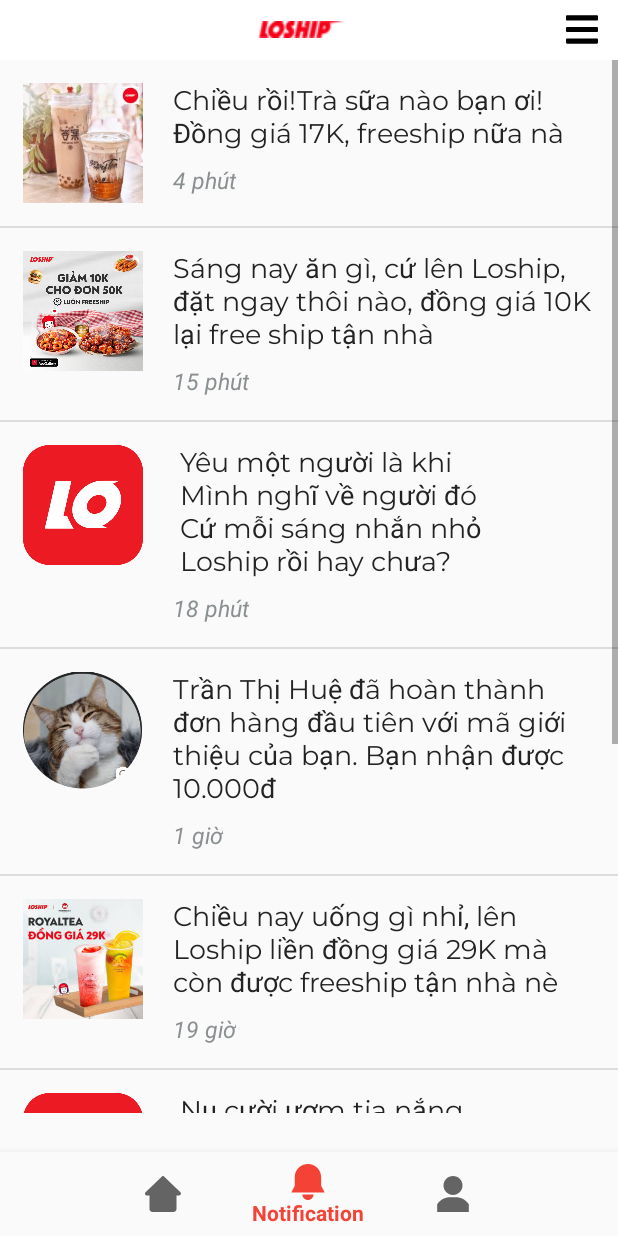
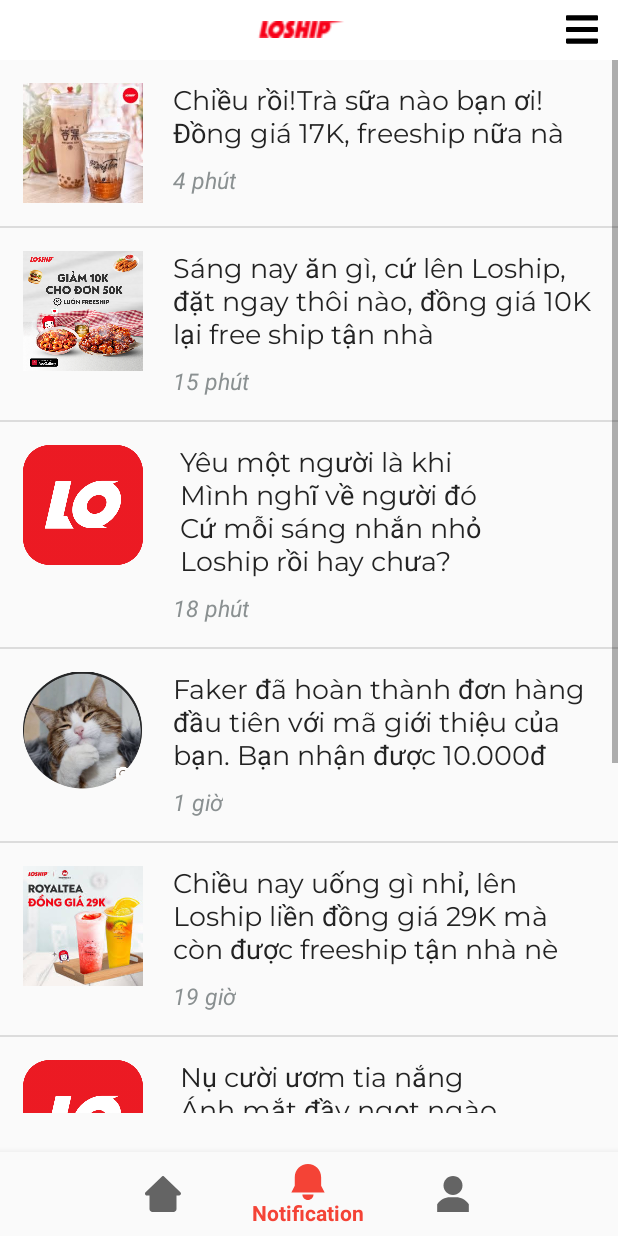
Before and after one commit to annk510/LTD-Project, an Android app: the screen it shows after launch once a user with an empty profile is signed in (MainActivity), item 2 of the bottom bar chosen, on a phone screen of 412 x 824 dp. Run offline under Robolectric (Android 15) with nearby library versions, the phone set to English and light mode, and no system bars; our stand-ins replace Firebase (no records; nobody signed in at launch, a user with empty details on screens opened directly).

Commit message:
edit notification

```diff
--- /dev/null
+++ b/app/src/main/java/com/example/vongship_android/Adapter/NotificationFragAdapter.java
@@ -0,0 +1,58 @@
+package com.example.vongship_android.Adapter;
+
+import android.content.Context;
+import android.view.LayoutInflater;
+import android.view.View;
+import android.view.ViewGroup;
+import android.widget.BaseAdapter;
+import android.widget.ImageView;
+import android.widget.TextView;
+
+import com.example.vongship_android.DTO.NotificationFrag;
+import com.example.vongship_android.R;
+
+import java.util.List;
+
+public class NotificationFragAdapter extends BaseAdapter {
+    private Context context;
+    int layout;
+    List<NotificationFrag> notificationFragList;
+
+    public NotificationFragAdapter(Context context, int layout, List<NotificationFrag> notificationList) {
+        this.context = context;
+        this.layout = layout;
+        notificationFragList = notificationList;
+    }
+
+    @Override
+    public int getCount() {
+        return notificationFragList.size();
+    }
+
+    @Override
+    public Object getItem(int i) {
+        return null;
+    }
+
+    @Override
+    public long getItemId(int i) {
+        return 0;
+    }
+
+    @Override
+    public View getView(int i, View view, ViewGroup viewGroup) {
+        LayoutInflater inflater=(LayoutInflater) context.getSystemService(context.LAYOUT_INFLATER_SERVICE);
+        view=inflater.inflate(layout,null);
+
+        TextView txtTitle=(TextView) view.findViewById(R.id.text);
+        TextView txtDescription=(TextView)view.findViewById(R.id.time);
+        ImageView images=(ImageView)view.findViewById(R.id.image);
+
+        NotificationFrag notificationFrag = notificationFragList.get(i);
+
+        txtTitle.setText(notificationFrag.getmTitle());
+        txtDescription.setText(notificationFrag.getmDescription());
+        images.setImageResource(notificationFrag.getImages());
+        return view;
+    }
+}
--- /dev/null
+++ b/app/src/main/java/com/example/vongship_android/DTO/NotificationFrag.java
@@ -0,0 +1,37 @@
+package com.example.vongship_android.DTO;
+
+public class NotificationFrag {
+    private String mTitle;
+    private String  mDescription;
+    private int images;
+
+    public NotificationFrag(String mTitle, String mDescription, int images) {
+        this.mTitle = mTitle;
+        this.mDescription = mDescription;
+        this.images = images;
+    }
+
+    public String getmTitle() {
+        return mTitle;
+    }
+
+    public void setmTitle(String mTitle) {
+        this.mTitle = mTitle;
+    }
+
+    public String getmDescription() {
+        return mDescription;
+    }
+
+    public void setmDescription(String mDescription) {
+        this.mDescription = mDescription;
+    }
+
+    public int getImages() {
+        return images;
+    }
+
+    public void setImages(int images) {
+        this.images = images;
+    }
+}
--- a/app/src/main/java/com/example/vongship_android/Fragment/NotificationFragment.java
+++ b/app/src/main/java/com/example/vongship_android/Fragment/NotificationFragment.java
@@ -8,6 +8,7 @@
 import android.view.ViewGroup;
 import android.widget.AdapterView;
 import android.widget.ArrayAdapter;
+import android.widget.GridView;
 import android.widget.ImageView;
 import android.widget.ListView;
 import android.widget.TextView;
@@ -17,27 +18,26 @@
 import androidx.fragment.app.Fragment;
 
 import com.example.vongship_android.Activity.NotificationsDetailActivity;
+import com.example.vongship_android.Adapter.NotificationFragAdapter;
+import com.example.vongship_android.DTO.NotificationFrag;
 import com.example.vongship_android.R;
+
+import java.util.ArrayList;
 
 public class NotificationFragment extends Fragment {
     ListView listView;
-    String mTitle[] = {"Chiều rồi!Trà sữa nào bạn ơi! Đồng giá 17K, freeship nữa nà",
-            "Sáng nay ăn gì, cứ lên Loship, đặt ngay thôi nào, đồng giá 10K lại free ship tận nhà",
-            " Yêu một người là khi \n Mình nghĩ về người đó \n Cứ mỗi sáng nhắn nhỏ \n Loship rồi hay chưa?",
-            "Trần Thị Huệ đã hoàn thành đơn hàng đầu tiên với mã giới thiệu của bạn. Bạn nhận được 10.000đ",
-            "Chiều nay uống gì nhỉ, lên Loship liền đồng giá 29K mà còn được freeship tận nhà nè",
-            " Nụ cười ươm tia nắng \n Ánh mắt đầy ngọt ngào \n Loship nhanh đi chớ \n Anh đang chờ sáng nay",
-            "Loship chưa thấy bạn đặt? Tặng mã THOMNGON, giảm 20.000đ khi đặt đơn hàng đầu tiên.",
-            "Tuy vô lý hết sức nhưng TẶNG mã LAMQUEN là điều không thể ngờ. Giảm 20.000đ cho đơn hàng đầu tiên nhé! Lại còn được Freeship nữa!"};
-    String mDescription[]={"4 phút","15 phút","18 phút","1 giờ","19 giờ","23 giờ","1 ngày","1 ngày"};
-    int images[] ={R.drawable.trsua,R.drawable.ansang,R.drawable.icon_loship,R.drawable.avatar_meo,R.drawable.douong,R.drawable.icon_loship,R.drawable.icon_loship,R.drawable.icon_loship};
+    NotificationFragAdapter adapter;
+    ArrayList<NotificationFrag> fragArrayList;
 
 
     public View onCreateView(@NonNull LayoutInflater inflater, @Nullable ViewGroup container, @Nullable Bundle savedInstanceState) {
         View root = inflater.inflate(R.layout.fragment_notifications,container,false);
-        listView = root.findViewById(R.id.ListView);
-        NotificationFragment.MyAdapter adapter = new NotificationFragment.MyAdapter( getActivity(), mTitle,mDescription,images);
+        listView = (ListView) root.findViewById(R.id.ListView);
+        Anhxa();
+        adapter = new NotificationFragAdapter(getActivity(), R.layout.item_notification, fragArrayList);
         listView.setAdapter(adapter);
+
+
         listView.setOnItemClickListener(new AdapterView.OnItemClickListener() {
             @Override
             public void onItemClick(AdapterView<?> adapterView, View view, int i, long l) {
@@ -46,34 +46,17 @@
             }
         });
         return root;
-        };
-    class MyAdapter extends ArrayAdapter<String> {
-        Context context;
-        String rTitle[];
-        String rDescription[];
-        int rImgs[];
-        MyAdapter (Context c, String title[],String description[],int imgs[] ){
-            super(c,R.layout.item_notification, R.id.text,title);
-            this.context =c;
-            this.rTitle=title;
-            this.rDescription=description;
-            this.rImgs=imgs;
-        }
-        @NonNull
-        @Override
+    }
 
-        public View getView(int position, @Nullable View convertView, @NonNull ViewGroup parent){
-            LayoutInflater layoutInflater = (LayoutInflater)getActivity().getSystemService(Context.LAYOUT_INFLATER_SERVICE);
-            View row = layoutInflater.inflate(R.layout.item_notification,parent, false);
-            ImageView images= row.findViewById(R.id.image);
-            TextView myTitle = row.findViewById(R.id.text);
-            TextView myDescription = row.findViewById(R.id.time);
-
-            images.setImageResource(rImgs[position]);
-            myTitle.setText(rTitle[position]);
-            myDescription.setText(rDescription[position]);
-
-            return row;
-        }
+    private void Anhxa() {
+        fragArrayList = new ArrayList<>();
+        fragArrayList.add(new NotificationFrag("Chiều rồi!Trà sữa nào bạn ơi! Đồng giá 17K, freeship nữa nà", "4 phút", R.drawable.trsua));
+        fragArrayList.add(new NotificationFrag("Sáng nay ăn gì, cứ lên Loship, đặt ngay thôi nào, đồng giá 10K lại free ship tận nhà", "15 phút", R.drawable.ansang));
+        fragArrayList.add(new NotificationFrag(" Yêu một người là khi \n Mình nghĩ về người đó \n Cứ mỗi sáng nhắn nhỏ \n Loship rồi hay chưa?", "18 phút", R.drawable.icon_loship));
+        fragArrayList.add(new NotificationFrag("Faker đã hoàn thành đơn hàng đầu tiên với mã giới thiệu của bạn. Bạn nhận được 10.000đ", "1 giờ", R.drawable.avatar_meo));
+        fragArrayList.add(new NotificationFrag("Chiều nay uống gì nhỉ, lên Loship liền đồng giá 29K mà còn được freeship tận nhà nè", "19 giờ", R.drawable.douong));
+        fragArrayList.add(new NotificationFrag(" Nụ cười ươm tia nắng \n Ánh mắt đầy ngọt ngào \n Loship nhanh đi chớ \n Anh đang chờ sáng nay", "23 giờ", R.drawable.icon_loship));
+        fragArrayList.add(new NotificationFrag("Tuy vô lý hết sức nhưng TẶNG mã LAMQUEN là điều không thể ngờ. Giảm 20.000đ cho đơn hàng đầu tiên nhé! Lại còn được Freeship nữa!", "1 ngày", R.drawable.icon_loship));
+        fragArrayList.add(new NotificationFrag("Loship chưa thấy bạn đặt? Tặng mã THOMNGON, giảm 20.000đ khi đặt đơn hàng đầu tiên.", "1 ngày", R.drawable.icon_loship));
     }
 }
```
